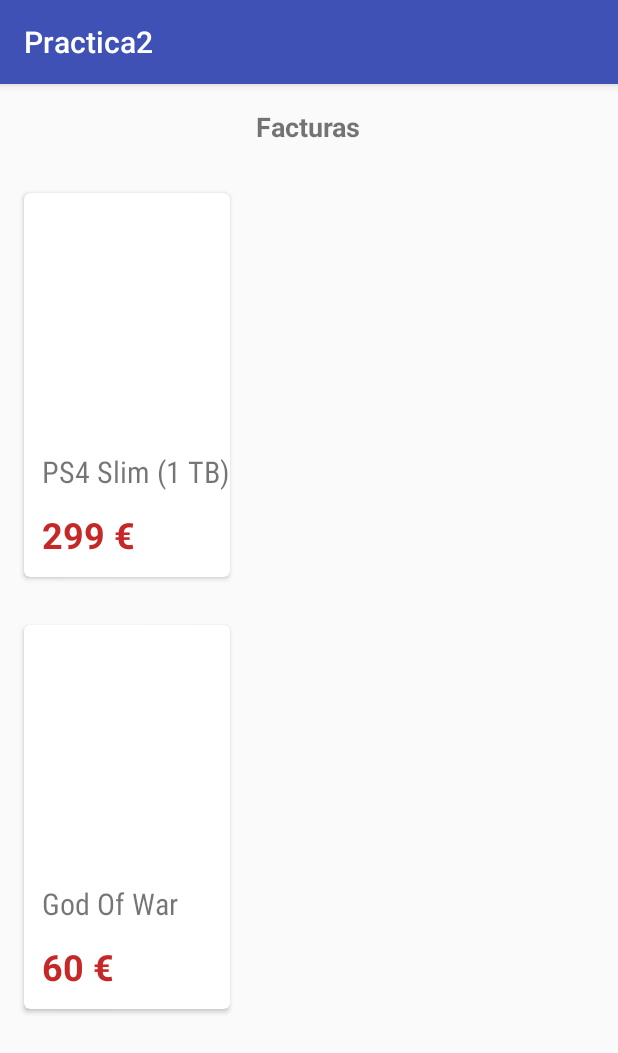
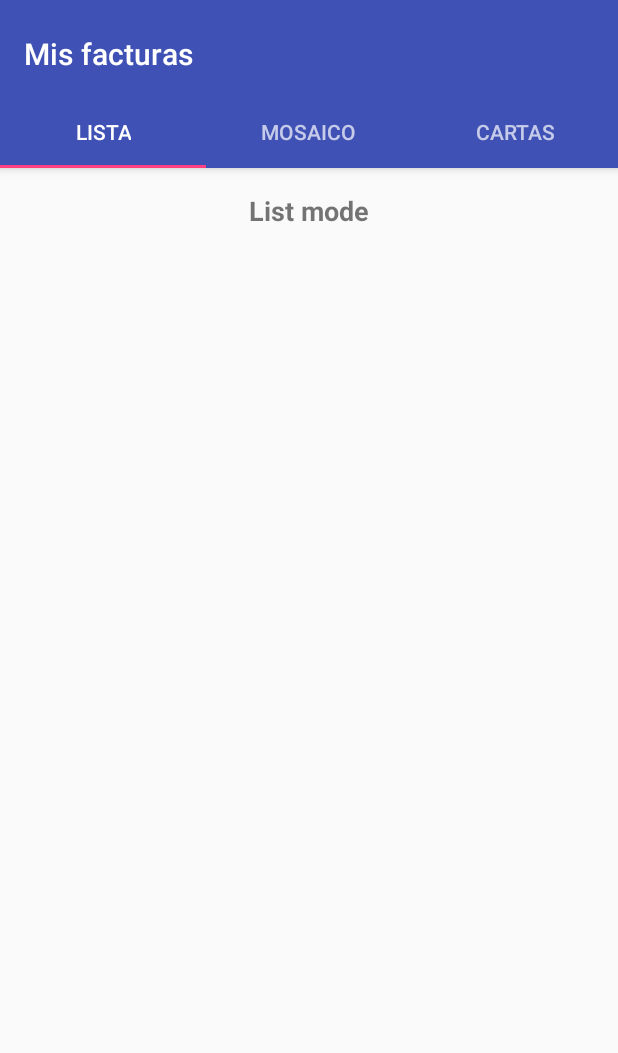
Before and after one commit to xdesert3agle/DADM-Practica2, an Android app: the screen it shows after launch (MainActivity before the commit, TabContainer after it), on a phone screen of 412 x 824 dp. Shown: the top 1053 px of the screen. Run offline under Robolectric (Android 15) with nearby library versions, the phone set to English and light mode, and no system bars; our stand-ins replace ButterKnife.

Commit message:
Añadido TabLayout

```diff
--- a/app/src/main/AndroidManifest.xml
+++ b/app/src/main/AndroidManifest.xml
@@ -9,7 +9,9 @@
         android:roundIcon="@mipmap/ic_launcher_round"
         android:supportsRtl="true"
         android:theme="@style/AppTheme">
-        <activity android:name=".MainActivity">
+        <activity
+            android:name=".TabContainer"
+            android:theme="@style/AppTheme.NoActionBar">
             <intent-filter>
                 <action android:name="android.intent.action.MAIN" />
 
--- /dev/null
+++ b/app/src/main/java/es/dadm/practica2/TabContainer.java
@@ -0,0 +1,40 @@
+package es.dadm.practica2;
+
+import android.os.Bundle;
+import android.support.design.widget.TabLayout;
+import android.support.v4.view.ViewPager;
+import android.support.v7.app.AppCompatActivity;
+
+import butterknife.BindView;
+import butterknife.ButterKnife;
+import es.dadm.practica2.util.SectionsPageAdapter;
+
+
+public class TabContainer extends AppCompatActivity {
+    @BindView(R.id.vpContent) ViewPager mViewPager;
+    @BindView(R.id.tlTabs) TabLayout mTabLayout;
+
+    private SectionsPageAdapter mSectionsPageAdapter;
+
+    @Override
+    protected void onCreate(Bundle savedInstanceState) {
+        super.onCreate(savedInstanceState);
+        setContentView(R.layout.tab_container);
+
+        ButterKnife.bind(this);
+
+        setUpViewPager(mViewPager);
+
+        mTabLayout.setupWithViewPager(mViewPager);
+    }
+
+    private void setUpViewPager(ViewPager viewPager){
+        SectionsPageAdapter adapter = new SectionsPageAdapter(getSupportFragmentManager());
+
+        adapter.addFragment(new fragmentList(), getString(R.string.LIST_TAB_TITLE));
+        adapter.addFragment(new fragmentTiles(), getString(R.string.TILES_TAB_TITLE));
+        adapter.addFragment(new fragmentCards(), getString(R.string.CARDS_TAB_TITLE));
+
+        viewPager.setAdapter(adapter);
+    }
+}
--- /dev/null
+++ b/app/src/main/java/es/dadm/practica2/TileTab.java
@@ -0,0 +1,4 @@
+package es.dadm.practica2;
+
+public class TileTab {
+}
--- a/app/src/main/java/es/dadm/practica2/MainActivity.java
+++ b/app/src/main/java/es/dadm/practica2/fragmentCards.java
@@ -1,9 +1,14 @@
 package es.dadm.practica2;
 
+import android.support.annotation.Nullable;
+import android.support.v4.app.Fragment;
 import android.support.v7.app.AppCompatActivity;
 import android.os.Bundle;
 import android.support.v7.widget.LinearLayoutManager;
 import android.support.v7.widget.RecyclerView;
+import android.view.LayoutInflater;
+import android.view.View;
+import android.view.ViewGroup;
 import android.widget.Button;
 import android.widget.Toast;
 
@@ -15,15 +20,20 @@
 import butterknife.OnClick;
 import es.dadm.practica2.util.CardAdapter;
 
-public class MainActivity extends AppCompatActivity {
+public class fragmentCards extends Fragment {
 
     @BindView(R.id.rvCards) RecyclerView mRecycler;
 
     @Override
-    protected void onCreate(Bundle savedInstanceState) {
+    public void onCreate(@Nullable Bundle savedInstanceState) {
         super.onCreate(savedInstanceState);
-        setContentView(R.layout.activity_main);
-        ButterKnife.bind(this);
+        ButterKnife.bind(getActivity());
+    }
+
+    @Nullable
+    @Override
+    public View onCreateView(LayoutInflater inflater, @Nullable ViewGroup container, @Nullable Bundle savedInstanceState) {
+        View view = inflater.inflate(R.layout.fragment_cards, container, false);
 
         Factura factura = new Factura();
         factura.setId(1);
@@ -44,8 +54,8 @@
         facturas.add(factura2);
 
         mRecycler.setAdapter(new CardAdapter(facturas));
-        mRecycler.setHasFixedSize(true);
-        mRecycler.setLayoutManager(new LinearLayoutManager(this));
-        //factura.printInfo();
+        mRecycler.setLayoutManager(new LinearLayoutManager(getActivity()));
+
+        return view;
     }
 }
--- /dev/null
+++ b/app/src/main/java/es/dadm/practica2/fragmentList.java
@@ -0,0 +1,24 @@
+package es.dadm.practica2;
+
+import android.os.Bundle;
+import android.support.annotation.Nullable;
+import android.support.v4.app.Fragment;
+import android.view.LayoutInflater;
+import android.view.View;
+import android.view.ViewGroup;
+
+public class fragmentList extends Fragment {
+
+    @Override
+    public void onCreate(@Nullable Bundle savedInstanceState) {
+        super.onCreate(savedInstanceState);
+    }
+
+    @Nullable
+    @Override
+    public View onCreateView(LayoutInflater inflater, @Nullable ViewGroup container, @Nullable Bundle savedInstanceState) {
+        View view = inflater.inflate(R.layout.fragment_list, container, false);
+
+        return view;
+    }
+}
--- /dev/null
+++ b/app/src/main/java/es/dadm/practica2/fragmentTiles.java
@@ -0,0 +1,24 @@
+package es.dadm.practica2;
+
+import android.os.Bundle;
+import android.support.annotation.Nullable;
+import android.support.v4.app.Fragment;
+import android.view.LayoutInflater;
+import android.view.View;
+import android.view.ViewGroup;
+
+public class fragmentTiles extends Fragment {
+
+    @Override
+    public void onCreate(@Nullable Bundle savedInstanceState) {
+        super.onCreate(savedInstanceState);
+    }
+
+    @Nullable
+    @Override
+    public View onCreateView(LayoutInflater inflater, @Nullable ViewGroup container, @Nullable Bundle savedInstanceState) {
+        View view = inflater.inflate(R.layout.fragment_tiles, container, false);
+
+        return view;
+    }
+}
--- a/app/src/main/java/es/dadm/practica2/util/CardAdapter.java
+++ b/app/src/main/java/es/dadm/practica2/util/CardAdapter.java
@@ -1,6 +1,5 @@
 package es.dadm.practica2.util;
 
-import android.content.Context;
 import android.support.v7.widget.CardView;
 import android.support.v7.widget.RecyclerView;
 import android.view.LayoutInflater;
@@ -8,7 +7,6 @@
 import android.view.ViewGroup;
 import android.widget.TextView;
 
-import java.util.ArrayList;
 import java.util.List;
 
 import butterknife.BindView;
@@ -26,7 +24,7 @@
 
     @Override
     public CuestionViewHolder onCreateViewHolder(ViewGroup viewGroup, int viewType) {
-        View v = LayoutInflater.from(viewGroup.getContext()).inflate(R.layout.card, viewGroup, false);
+        View v = LayoutInflater.from(viewGroup.getContext()).inflate(R.layout.card_pattern, viewGroup, false);
         return new CuestionViewHolder(v);
     }
 
--- /dev/null
+++ b/app/src/main/java/es/dadm/practica2/util/SectionsPageAdapter.java
@@ -0,0 +1,39 @@
+package es.dadm.practica2.util;
+
+
+import android.support.v4.app.Fragment;
+import android.support.v4.app.FragmentManager;
+import android.support.v4.app.FragmentPagerAdapter;
+
+import java.util.ArrayList;
+import java.util.List;
+
+public class SectionsPageAdapter extends FragmentPagerAdapter {
+
+    private final List<Fragment> mFragmentList = new ArrayList<>();
+    private final List<String> mFragmentTitleList = new ArrayList<>();
+
+    public SectionsPageAdapter(FragmentManager fm){
+        super(fm);
+    }
+
+    public void addFragment(Fragment fragment, String title){
+        mFragmentList.add(fragment);
+        mFragmentTitleList.add(title);
+    }
+
+    @Override
+    public Fragment getItem(int position) {
+        return mFragmentList.get(position);
+    }
+
+    @Override
+    public int getCount() {
+        return mFragmentList.size();
+    }
+
+    @Override
+    public CharSequence getPageTitle(int position) {
+        return mFragmentTitleList.get(position);
+    }
+}
--- a/app/src/main/res/layout/activity_main.xml
+++ b/app/src/main/res/layout/fragment_cards.xml
@@ -3,14 +3,14 @@
     xmlns:tools="http://schemas.android.com/tools"
     android:layout_width="match_parent"
     android:layout_height="match_parent"
-    tools:context="es.dadm.practica2.MainActivity">
+    tools:context="es.dadm.practica2.fragmentCards">
 
     <TextView
         android:id="@+id/tvTitulo"
         android:layout_width="wrap_content"
         android:layout_height="wrap_content"
         android:padding="16dp"
-        android:text="Facturas"
+        android:text="Cards mode"
         android:textSize="18sp"
         android:textStyle="bold"
         android:layout_centerHorizontal="true" />
--- /dev/null
+++ b/app/src/main/res/layout/fragment_list.xml
@@ -0,0 +1,31 @@
+<?xml version="1.0" encoding="utf-8"?>
+<RelativeLayout xmlns:android="http://schemas.android.com/apk/res/android"
+    xmlns:tools="http://schemas.android.com/tools"
+    android:layout_width="match_parent"
+    android:layout_height="match_parent"
+    tools:context="es.dadm.practica2.fragmentList">
+
+    <TextView
+        android:id="@+id/tvTitulo"
+        android:layout_width="wrap_content"
+        android:layout_height="wrap_content"
+        android:padding="16dp"
+        android:text="List mode"
+        android:textSize="18sp"
+        android:textStyle="bold"
+        android:layout_centerHorizontal="true" />
+
+    <RelativeLayout
+        android:id="@+id/rlRecycler"
+        android:layout_width="wrap_content"
+        android:layout_height="wrap_content"
+        android:layout_below="@+id/tvTitulo">
+
+        <android.support.v7.widget.RecyclerView
+            android:id="@+id/rvCards"
+            android:layout_width="wrap_content"
+            android:layout_height="wrap_content"
+            android:layout_centerHorizontal="true">
+        </android.support.v7.widget.RecyclerView>
+    </RelativeLayout>
+</RelativeLayout>
--- /dev/null
+++ b/app/src/main/res/layout/fragment_tiles.xml
@@ -0,0 +1,17 @@
+<?xml version="1.0" encoding="utf-8"?>
+<RelativeLayout xmlns:android="http://schemas.android.com/apk/res/android"
+    xmlns:tools="http://schemas.android.com/tools"
+    android:layout_width="match_parent"
+    android:layout_height="match_parent"
+    tools:context="es.dadm.practica2.fragmentTiles">
+
+    <TextView
+        android:id="@+id/tvTitulo"
+        android:layout_width="wrap_content"
+        android:layout_height="wrap_content"
+        android:padding="16dp"
+        android:text="Tiles mode"
+        android:textSize="18sp"
+        android:textStyle="bold"
+        android:layout_centerHorizontal="true" />
+</RelativeLayout>
--- /dev/null
+++ b/app/src/main/res/layout/tab_container.xml
@@ -0,0 +1,59 @@
+<?xml version="1.0" encoding="utf-8"?>
+<android.support.design.widget.CoordinatorLayout xmlns:android="http://schemas.android.com/apk/res/android"
+    xmlns:app="http://schemas.android.com/apk/res-auto"
+    xmlns:tools="http://schemas.android.com/tools"
+    android:id="@+id/main_content"
+    android:layout_width="match_parent"
+    android:layout_height="match_parent"
+    android:fitsSystemWindows="true"
+    tools:context="es.dadm.practica2.TabContainer">
+
+    <android.support.design.widget.AppBarLayout
+        android:id="@+id/appbar"
+        android:layout_width="match_parent"
+        android:layout_height="wrap_content"
+        android:paddingTop="@dimen/appbar_padding_top"
+        android:theme="@style/AppTheme.AppBarOverlay">
+
+        <android.support.v7.widget.Toolbar
+            android:id="@+id/toolbar"
+            android:layout_width="match_parent"
+            android:layout_height="?attr/actionBarSize"
+            android:layout_weight="1"
+            android:background="?attr/colorPrimary"
+            app:layout_scrollFlags="enterAlways"
+            app:popupTheme="@style/AppTheme.PopupOverlay"
+            app:title="@string/TAB_CONTAINER_TITLE">
+        </android.support.v7.widget.Toolbar>
+
+        <android.support.design.widget.TabLayout
+            android:id="@+id/tlTabs"
+            android:layout_width="match_parent"
+            android:layout_height="wrap_content">
+
+            <android.support.design.widget.TabItem
+                android:id="@+id/tabList"
+                android:layout_width="wrap_content"
+                android:layout_height="wrap_content"
+                android:text="@string/LIST_TAB_TITLE" />
+
+            <android.support.design.widget.TabItem
+                android:id="@+id/tabTiles"
+                android:layout_width="wrap_content"
+                android:layout_height="wrap_content"
+                android:text="@string/TILES_TAB_TITLE" />
+
+            <android.support.design.widget.TabItem
+                android:id="@+id/tabCards"
+                android:layout_width="wrap_content"
+                android:layout_height="wrap_content"
+                android:text="@string/CARDS_TAB_TITLE" />
+        </android.support.design.widget.TabLayout>
+    </android.support.design.widget.AppBarLayout>
+
+    <android.support.v4.view.ViewPager
+        android:id="@+id/vpContent"
+        android:layout_width="match_parent"
+        android:layout_height="match_parent"
+        app:layout_behavior="@string/appbar_scrolling_view_behavior" />
+</android.support.design.widget.CoordinatorLayout>
--- /dev/null
+++ b/app/src/main/res/values/dimens.xml
@@ -0,0 +1,7 @@
+<resources>
+    <!-- Default screen margins, per the Android Design guidelines. -->
+    <dimen name="activity_horizontal_margin">16dp</dimen>
+    <dimen name="activity_vertical_margin">16dp</dimen>
+    <dimen name="fab_margin">16dp</dimen>
+    <dimen name="appbar_padding_top">8dp</dimen>
+</resources>
--- a/app/src/main/res/values/strings.xml
+++ b/app/src/main/res/values/strings.xml
@@ -1,3 +1,7 @@
 <resources>
     <string name="app_name">Practica2</string>
+    <string name="LIST_TAB_TITLE">Lista</string>
+    <string name="TILES_TAB_TITLE">Mosaico</string>
+    <string name="CARDS_TAB_TITLE">Cartas</string>
+    <string name="TAB_CONTAINER_TITLE">Mis facturas</string>
 </resources>
--- a/app/src/main/res/values/styles.xml
+++ b/app/src/main/res/values/styles.xml
@@ -8,4 +8,13 @@
         <item name="colorAccent">@color/colorAccent</item>
     </style>
 
+    <style name="AppTheme.NoActionBar">
+        <item name="windowActionBar">false</item>
+        <item name="windowNoTitle">true</item>
+    </style>
+
+    <style name="AppTheme.AppBarOverlay" parent="ThemeOverlay.AppCompat.Dark.ActionBar" />
+
+    <style name="AppTheme.PopupOverlay" parent="ThemeOverlay.AppCompat.Light" />
+
 </resources>
```
Also changed, not shown: app/build.gradle (+6 -3 lines), app/src/main/res/layout/card_pattern.xml (renamed from app/src/main/res/layout/card.xml), app/src/main/res/values/colors.xml (line endings or trailing spaces).
